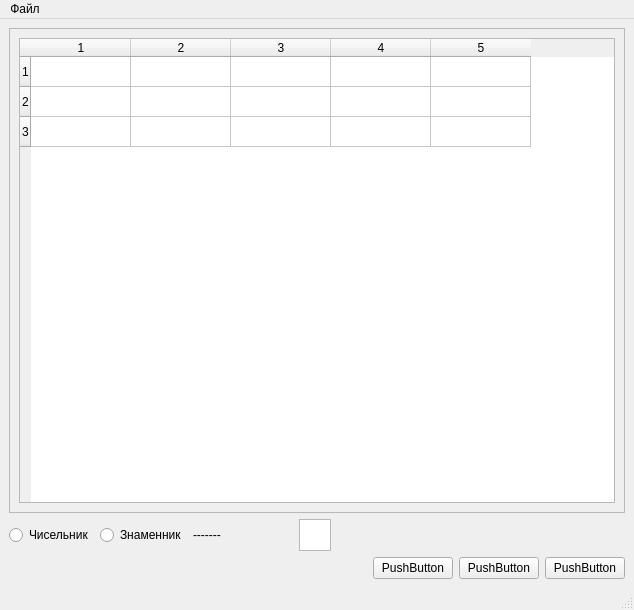
Qt form Zamini/ui/mainform.ui (Zelenskiy/zamini) before a commit.
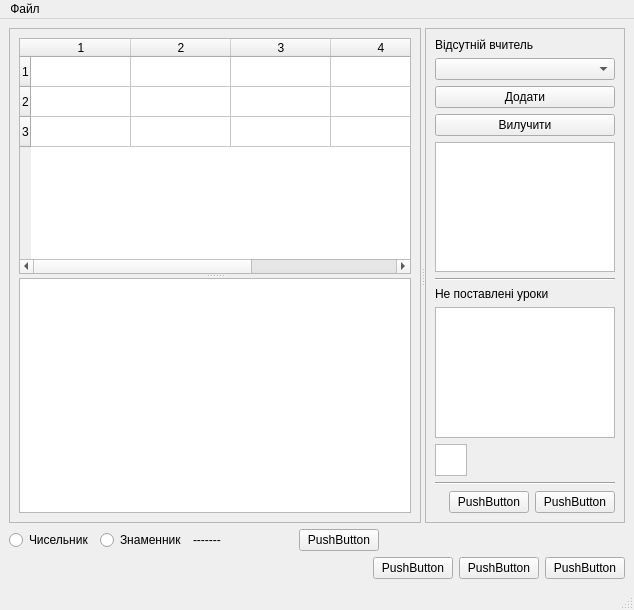
The same form after that commit.

```diff
--- a/Zamini/ui/mainform.ui
+++ b/Zamini/ui/mainform.ui
@@ -16,6 +16,10 @@
   <widget class="QWidget" name="centralwidget">
    <layout class="QVBoxLayout" name="verticalLayout">
     <item>
+     <widget class="QSplitter" name="splitter_2">
+      <property name="orientation">
+       <enum>Qt::Horizontal</enum>
+      </property>
      <widget class="QScrollArea" name="scrollArea">
       <property name="minimumSize">
        <size>
@@ -37,12 +41,16 @@
         <rect>
          <x>0</x>
          <y>0</y>
-         <width>614</width>
+          <width>409</width>
          <height>478</height>
         </rect>
        </property>
        <layout class="QVBoxLayout" name="verticalLayout_2">
         <item>
+          <widget class="QSplitter" name="splitter">
+           <property name="orientation">
+            <enum>Qt::Vertical</enum>
+           </property>
          <widget class="QTableWidget" name="tableWidget">
           <property name="layoutDirection">
            <enum>Qt::LeftToRight</enum>
@@ -62,8 +70,126 @@
           <column/>
           <column/>
          </widget>
-        </item>
-       </layout>
+           <widget class="QTableWidget" name="tableWidget2"/>
+          </widget>
+         </item>
+        </layout>
+       </widget>
+      </widget>
+      <widget class="QScrollArea" name="scrollArea_2">
+       <property name="maximumSize">
+        <size>
+         <width>200</width>
+         <height>16777215</height>
+        </size>
+       </property>
+       <property name="widgetResizable">
+        <bool>true</bool>
+       </property>
+       <widget class="QWidget" name="scrollAreaWidgetContents_2">
+        <property name="geometry">
+         <rect>
+          <x>0</x>
+          <y>0</y>
+          <width>198</width>
+          <height>478</height>
+         </rect>
+        </property>
+        <layout class="QVBoxLayout" name="verticalLayout_3">
+         <item>
+          <widget class="QLabel" name="label_2">
+           <property name="text">
+            <string>Відсутній вчитель</string>
+           </property>
+          </widget>
+         </item>
+         <item>
+          <widget class="QComboBox" name="comboBox"/>
+         </item>
+         <item>
+          <widget class="QPushButton" name="pushButton_7">
+           <property name="text">
+            <string>Додати</string>
+           </property>
+          </widget>
+         </item>
+         <item>
+          <widget class="QPushButton" name="pushButton_8">
+           <property name="text">
+            <string>Вилучити</string>
+           </property>
+          </widget>
+         </item>
+         <item>
+          <widget class="QListWidget" name="listWidget"/>
+         </item>
+         <item>
+          <widget class="Line" name="line">
+           <property name="orientation">
+            <enum>Qt::Horizontal</enum>
+           </property>
+          </widget>
+         </item>
+         <item>
+          <widget class="QLabel" name="label_3">
+           <property name="text">
+            <string>Не поставлені уроки</string>
+           </property>
+          </widget>
+         </item>
+         <item>
+          <widget class="QListView" name="listView"/>
+         </item>
+         <item>
+          <widget class="QGraphicsView" name="graphicsView">
+           <property name="maximumSize">
+            <size>
+             <width>32</width>
+             <height>32</height>
+            </size>
+           </property>
+          </widget>
+         </item>
+         <item>
+          <widget class="Line" name="line_2">
+           <property name="orientation">
+            <enum>Qt::Horizontal</enum>
+           </property>
+          </widget>
+         </item>
+         <item>
+          <layout class="QHBoxLayout" name="horizontalLayout_2">
+           <item>
+            <spacer name="horizontalSpacer_3">
+             <property name="orientation">
+              <enum>Qt::Horizontal</enum>
+             </property>
+             <property name="sizeHint" stdset="0">
+              <size>
+               <width>40</width>
+               <height>20</height>
+              </size>
+             </property>
+            </spacer>
+           </item>
+           <item>
+            <widget class="QPushButton" name="pushButton_5">
+             <property name="text">
+              <string>PushButton</string>
+             </property>
+            </widget>
+           </item>
+           <item>
+            <widget class="QPushButton" name="pushButton_6">
+             <property name="text">
+              <string>PushButton</string>
+             </property>
+            </widget>
+           </item>
+          </layout>
+         </item>
+        </layout>
+       </widget>
       </widget>
      </widget>
     </item>
@@ -79,16 +205,6 @@
         </property>
        </widget>
       </item>
-      <item row="0" column="3">
-       <widget class="QGraphicsView" name="graphicsView">
-        <property name="maximumSize">
-         <size>
-          <width>32</width>
-          <height>32</height>
-         </size>
-        </property>
-       </widget>
-      </item>
       <item row="0" column="2">
        <widget class="QLabel" name="label">
         <property name="minimumSize">
@@ -102,13 +218,6 @@
         </property>
        </widget>
       </item>
-      <item row="0" column="1">
-       <widget class="QRadioButton" name="radioButton_2">
-        <property name="text">
-         <string>Знаменник</string>
-        </property>
-       </widget>
-      </item>
       <item row="0" column="4">
        <spacer name="horizontalSpacer_2">
         <property name="orientation">
@@ -122,6 +231,20 @@
         </property>
        </spacer>
       </item>
+      <item row="0" column="3">
+       <widget class="QPushButton" name="pushButton_4">
+        <property name="text">
+         <string>PushButton</string>
+        </property>
+       </widget>
+      </item>
+      <item row="0" column="1">
+       <widget class="QRadioButton" name="radioButton_2">
+        <property name="text">
+         <string>Знаменник</string>
+        </property>
+       </widget>
+      </item>
      </layout>
     </item>
     <item>
@@ -163,13 +286,6 @@
      </layout>
     </item>
    </layout>
-   <zorder>scrollArea</zorder>
-   <zorder>radioButton</zorder>
-   <zorder>radioButton_2</zorder>
-   <zorder>label</zorder>
-   <zorder>graphicsView</zorder>
-   <zorder>graphicsView</zorder>
-   <zorder>horizontalSpacer_2</zorder>
   </widget>
   <widget class="QMenuBar" name="menubar">
    <property name="geometry">
```
Lines whose indentation alone changed are shown as unchanged.
